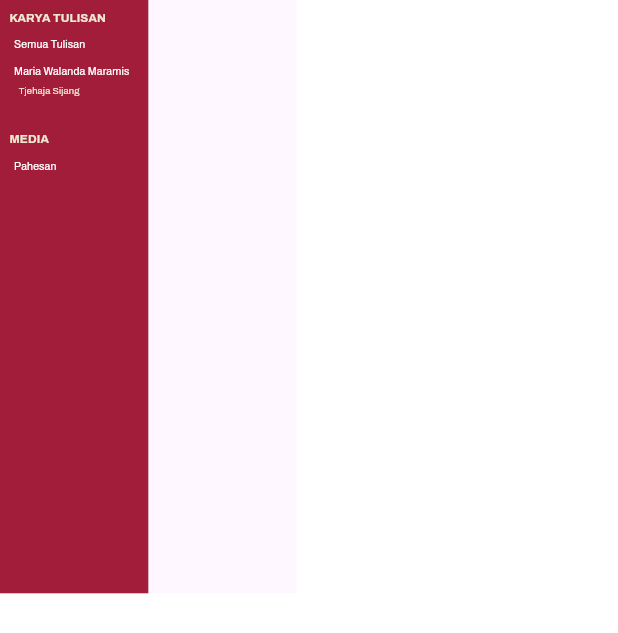
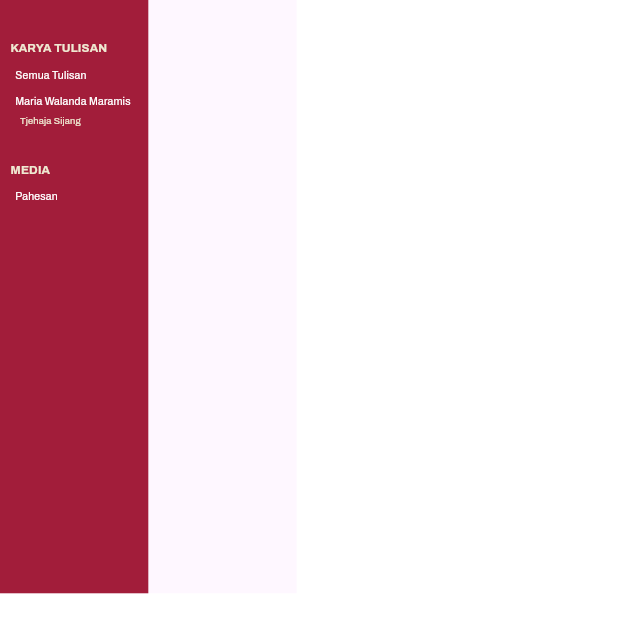
Before and after one commit to wikansetiaji/KioskBookReader, a Flutter app: the FilterDrawerWidget widget shown alone on an empty page, opened directly with empty values, on a phone screen of 412 x 824 dp. Shown: the top 633 px of the screen. Run offline on Flutter 3.47's test engine with Material 3 defaults, Android fonts, the phone set to English and light mode, and no system bars; our stand-ins replace carousel_slider, flutter_svg; missing offline and left inert: bookfx, pdfrx, window_manager, window_size; project files that could hold a hidden picture were left out.

Commit message:
fix author info spacing

```diff
--- a/lib/components/filter_drawer_widget.dart
+++ b/lib/components/filter_drawer_widget.dart
@@ -22,7 +22,7 @@ class FilterDrawerWidget extends StatelessWidget {
       color: Color.fromARGB(255, 162, 29, 58),
       padding: EdgeInsets.all(16.sc),
       child: Padding(
-        padding: EdgeInsets.all(16.0.sc),
+        padding: EdgeInsets.only(left: 20.0.sc, right: 20.sc, bottom: 20.sc, top: 120.sc),
         child: Column(
           crossAxisAlignment: CrossAxisAlignment.start,
           spacing: 16.0,
```
